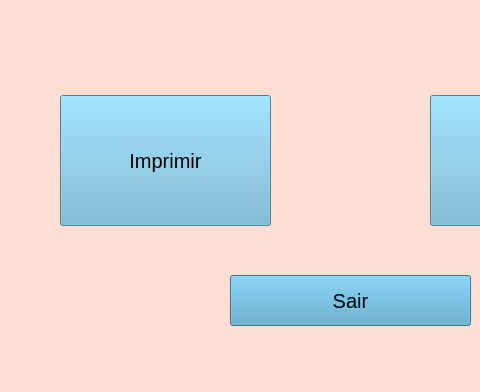
First picture: the form in ProjetoFinal/Main.ui, repository Fernando-maruba/Trabalho-Final-POO, before the edit; both pictures show x 0 to 480 and y 245 to 637 of the 702 by 637 pixel window.
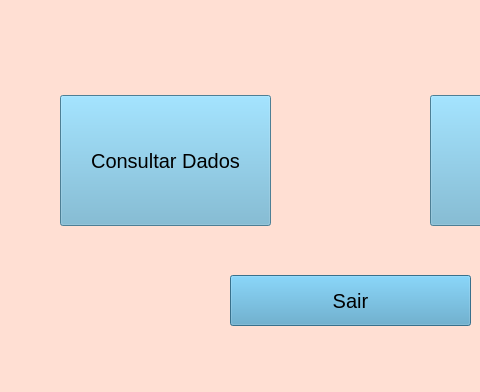
Second picture: the form after the edit.

Patch:
```diff
--- a/ProjetoFinal/Main.ui
+++ b/ProjetoFinal/Main.ui
@@ -534,7 +534,7 @@
 background-color:#6CB2D1</string>
     </property>
     <property name="text">
-     <string>Imprimir</string>
+     <string>Consultar Dados</string>
     </property>
    </widget>
    <widget class="QPushButton" name="pushButton_4">
```
